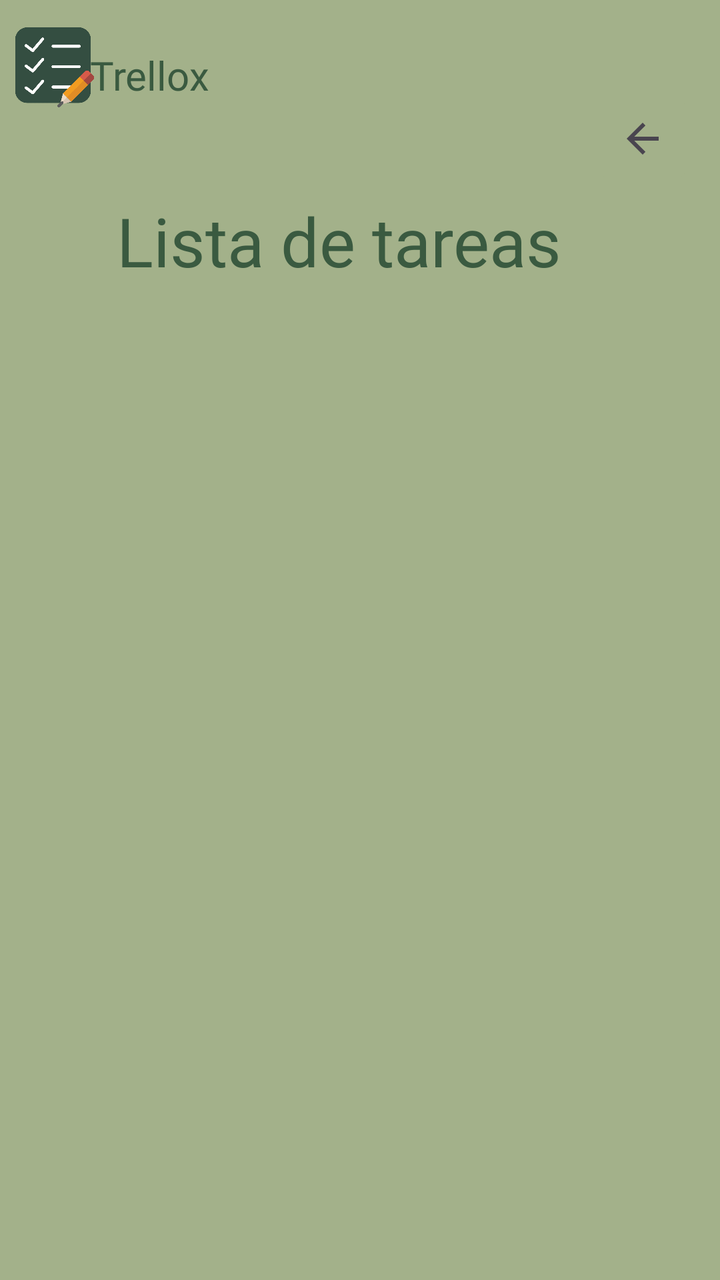
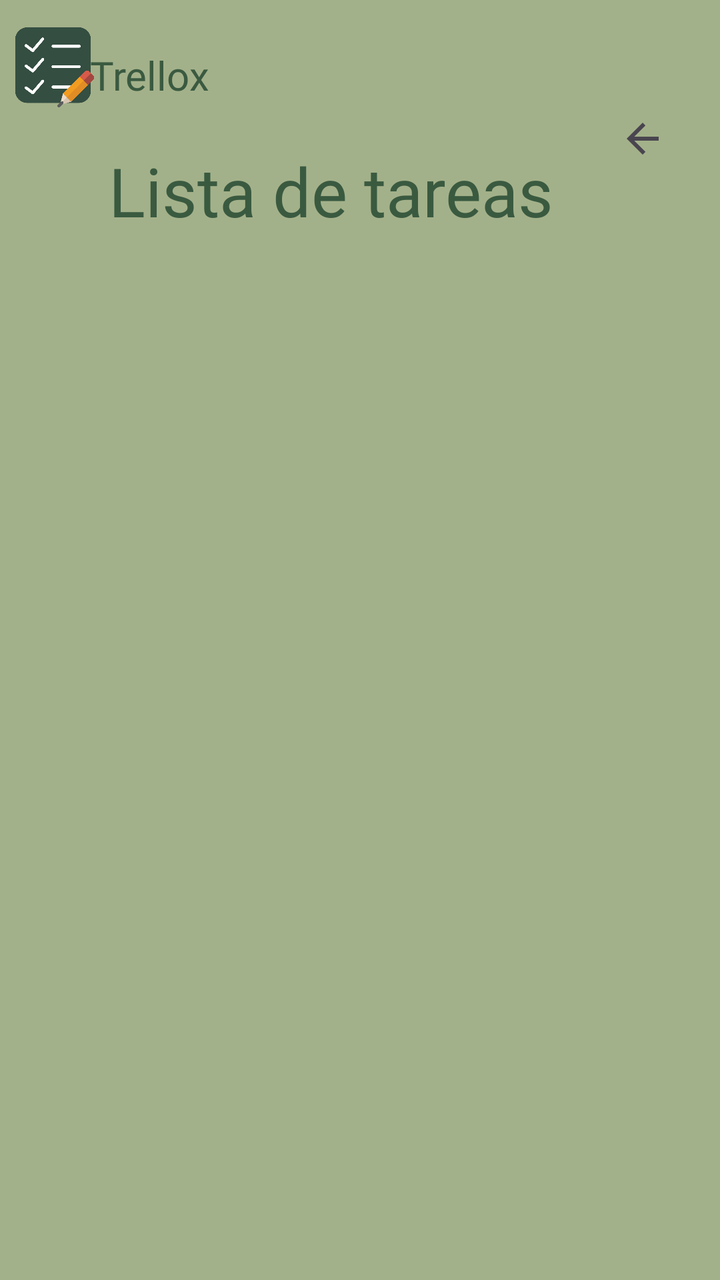

Two renders of the same Android screen: before a commit and after it. Below are the layout's source before the change and the commit's diff.
<!-- AndroidManifest.xml: application theme Theme.Trellox -->
<!-- res/layout/mostrar_tareas.xml -->
<?xml version="1.0" encoding="utf-8"?>
<androidx.constraintlayout.widget.ConstraintLayout xmlns:android="http://schemas.android.com/apk/res/android"
    xmlns:app="http://schemas.android.com/apk/res-auto"
    xmlns:tools="http://schemas.android.com/tools"
    android:id="@+id/verTareas"
    android:layout_width="match_parent"
    android:layout_height="match_parent"
    android:background="@color/verde_claro"
    android:contentDescription="@string/img_logo">

    <ImageView
        android:id="@+id/imgLogo"
        android:layout_width="40dp"
        android:layout_height="40dp"
        android:contentDescription="@string/img_perfil"
        app:layout_constraintBottom_toBottomOf="parent"
        app:layout_constraintEnd_toEndOf="parent"
        app:layout_constraintHorizontal_bias="0.023"
        app:layout_constraintStart_toStartOf="parent"
        app:layout_constraintTop_toTopOf="parent"
        app:layout_constraintVertical_bias="0.023"
        app:srcCompat="@drawable/lista" />

    <TextView
        android:id="@+id/nombreApp"
        android:layout_width="wrap_content"
        android:layout_height="wrap_content"
        android:fontFamily="@font/amaranth_bold"
        android:text="@string/app_name"
        android:textColor="@color/verde_oscuro"
        android:textSize="20sp"
        app:layout_constraintBottom_toBottomOf="parent"
        app:layout_constraintEnd_toEndOf="parent"
        app:layout_constraintHorizontal_bias="0.15"
        app:layout_constraintStart_toStartOf="parent"
        app:layout_constraintTop_toTopOf="parent"
        app:layout_constraintVertical_bias="0.039" />

    <TextView
        android:id="@+id/listaTareas"
        android:layout_width="wrap_content"
        android:layout_height="wrap_content"
        android:fontFamily="@font/amaranth"
        android:text="@string/lista_tareas"
        android:textColor="@color/verde_oscuro"
        android:textSize="34sp"
        app:layout_constraintBottom_toBottomOf="parent"
        app:layout_constraintEnd_toEndOf="parent"
        app:layout_constraintHorizontal_bias="0.425"
        app:layout_constraintStart_toStartOf="parent"
        app:layout_constraintTop_toTopOf="parent"
        app:layout_constraintVertical_bias="0.164" />

    <ListView
        android:id="@+id/listViewTareas"
        android:layout_width="0dp"
        android:layout_height="0dp"
        android:layout_marginStart="16dp"
        android:layout_marginTop="16dp"
        android:layout_marginEnd="16dp"
        android:layout_marginBottom="16dp"
        app:layout_constraintBottom_toBottomOf="parent"
        app:layout_constraintEnd_toEndOf="parent"
        app:layout_constraintStart_toStartOf="parent"
        app:layout_constraintTop_toBottomOf="@+id/listaTareas" />

    <ImageButton
        android:id="@+id/btnVolver"
        android:layout_width="50dp"
        android:layout_height="50dp"
        android:backgroundTint="@color/verde_claro"
        android:contentDescription="@string/volver"
        android:onClick="volver"
        app:layout_constraintBottom_toBottomOf="parent"
        app:layout_constraintEnd_toEndOf="parent"
        app:layout_constraintHorizontal_bias="0.956"
        app:layout_constraintStart_toStartOf="parent"
        app:layout_constraintTop_toTopOf="parent"
        app:layout_constraintVertical_bias="0.075"
        app:srcCompat="?attr/actionModeCloseDrawable" />

</androidx.constraintlayout.widget.ConstraintLayout>
<!-- resources referenced by this layout -->
<resources>
  <color name="verde_claro">#A3B18A</color>
  <color name="verde_oscuro">#3A5A40</color>
  <!-- drawable lista: png bitmap (drawable, 18316 bytes) -->
  <string name="app_name">Trellox</string>
  <string name="img_logo">logo</string>
  <string name="img_perfil">img perfil</string>
  <string name="lista_tareas">Lista de tareas  </string>
  <string name="volver"> ⬅️​ </string>
  <style name="Theme.Trellox" parent="Base.Theme.Trellox" />
  <style name="Base.Theme.Trellox" parent="Theme.Material3.DayNight.NoActionBar">
          
          
      </style>
</resources>

<!-- the commit's change to res/layout/mostrar_tareas.xml (unified diff, before → after) -->
@@ -46,23 +46,10 @@
         android:textSize="34sp"
         app:layout_constraintBottom_toBottomOf="parent"
         app:layout_constraintEnd_toEndOf="parent"
-        app:layout_constraintHorizontal_bias="0.425"
+        app:layout_constraintHorizontal_bias="0.396"
         app:layout_constraintStart_toStartOf="parent"
         app:layout_constraintTop_toTopOf="parent"
-        app:layout_constraintVertical_bias="0.164" />
-
-    <ListView
-        android:id="@+id/listViewTareas"
-        android:layout_width="0dp"
-        android:layout_height="0dp"
-        android:layout_marginStart="16dp"
-        android:layout_marginTop="16dp"
-        android:layout_marginEnd="16dp"
-        android:layout_marginBottom="16dp"
-        app:layout_constraintBottom_toBottomOf="parent"
-        app:layout_constraintEnd_toEndOf="parent"
-        app:layout_constraintStart_toStartOf="parent"
-        app:layout_constraintTop_toBottomOf="@+id/listaTareas" />
+        app:layout_constraintVertical_bias="0.122" />
 
     <ImageButton
         android:id="@+id/btnVolver"
@@ -79,4 +66,14 @@
         app:layout_constraintVertical_bias="0.075"
         app:srcCompat="?attr/actionModeCloseDrawable" />
 
+    <ListView
+        android:id="@+id/listViewTareas"
+        android:layout_width="350dp"
+        android:layout_height="500dp"
+        app:layout_constraintBottom_toBottomOf="parent"
+        app:layout_constraintEnd_toEndOf="parent"
+        app:layout_constraintStart_toStartOf="parent"
+        app:layout_constraintTop_toTopOf="parent"
+        app:layout_constraintVertical_bias="0.577" />
+
 </androidx.constraintlayout.widget.ConstraintLayout>
